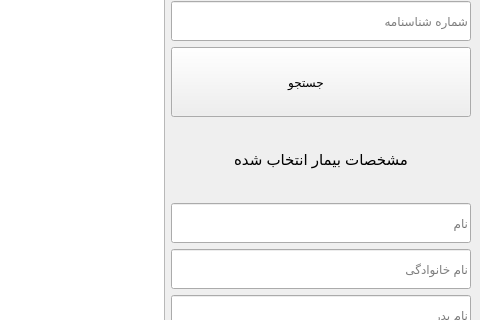
The window that gui/new_gui/choose_patient/choose_patient.ui (ali-ghazi78/AP-final_project) describes before a commit, drawn with Qt 5; both pictures show x 827 to 1307 and y 298 to 618 of the 1307 by 836 pixel window.
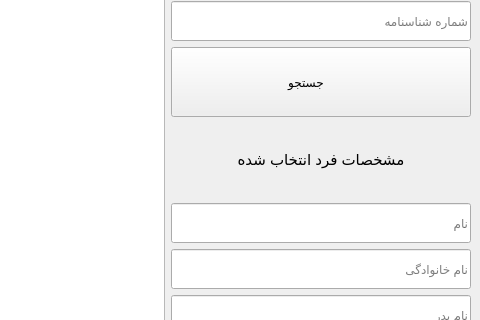
The same window after the commit. Icons and pictures are not drawn.

The edit to the form file:
```diff
--- a/gui/new_gui/choose_patient/choose_patient.ui
+++ b/gui/new_gui/choose_patient/choose_patient.ui
@@ -265,7 +265,7 @@
          <enum>QFrame::Sunken</enum>
         </property>
         <property name="text">
-         <string>مشخصات بیمار انتخاب شده</string>
+         <string>مشخصات فرد انتخاب شده</string>
         </property>
         <property name="alignment">
          <set>Qt::AlignCenter</set>
```
